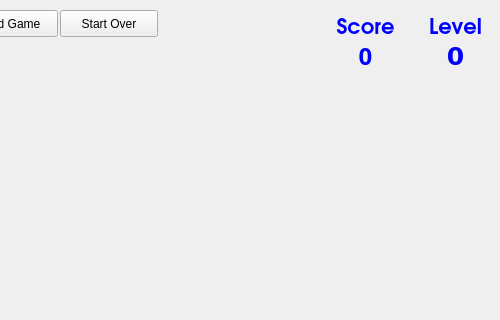
First picture: the form in ingame.ui, repository ThyberZee/earthdefense, before the edit; both pictures show x 140 to 640 and y 0 to 320 of the 640 by 700 pixel window.
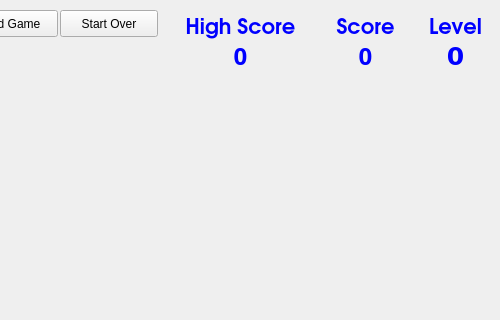
Second picture: the form after the edit.

Commit message: - Changed way of getting/setting score in ingame.cpp - Added High Score placeholder on ingame.ui   * It's there on the UI, but it doesn't show up in the game...?

Diff of the .ui file:
```diff
--- a/ingame.ui
+++ b/ingame.ui
@@ -175,6 +175,66 @@
     <string>Start Over</string>
    </property>
   </widget>
+  <widget class="QLabel" name="lblHighscore">
+   <property name="geometry">
+    <rect>
+     <x>310</x>
+     <y>10</y>
+     <width>141</width>
+     <height>31</height>
+    </rect>
+   </property>
+   <property name="font">
+    <font>
+     <family>URW Gothic L</family>
+     <pointsize>16</pointsize>
+     <weight>75</weight>
+     <bold>true</bold>
+    </font>
+   </property>
+   <property name="styleSheet">
+    <string notr="true">color:blue</string>
+   </property>
+   <property name="text">
+    <string>High Score</string>
+   </property>
+   <property name="alignment">
+    <set>Qt::AlignCenter</set>
+   </property>
+  </widget>
+  <widget class="QLabel" name="highscorelbl">
+   <property name="geometry">
+    <rect>
+     <x>330</x>
+     <y>40</y>
+     <width>101</width>
+     <height>31</height>
+    </rect>
+   </property>
+   <property name="font">
+    <font>
+     <family>Waree</family>
+     <pointsize>18</pointsize>
+     <weight>75</weight>
+     <bold>true</bold>
+    </font>
+   </property>
+   <property name="cursor">
+    <cursorShape>ArrowCursor</cursorShape>
+   </property>
+   <property name="styleSheet">
+    <string notr="true">color:blue</string>
+   </property>
+   <property name="text">
+    <string>0</string>
+   </property>
+   <property name="scaledContents">
+    <bool>false</bool>
+   </property>
+   <property name="alignment">
+    <set>Qt::AlignCenter</set>
+   </property>
+  </widget>
  </widget>
  <resources/>
  <connections/>
```
The commit also changes 1 other file.
